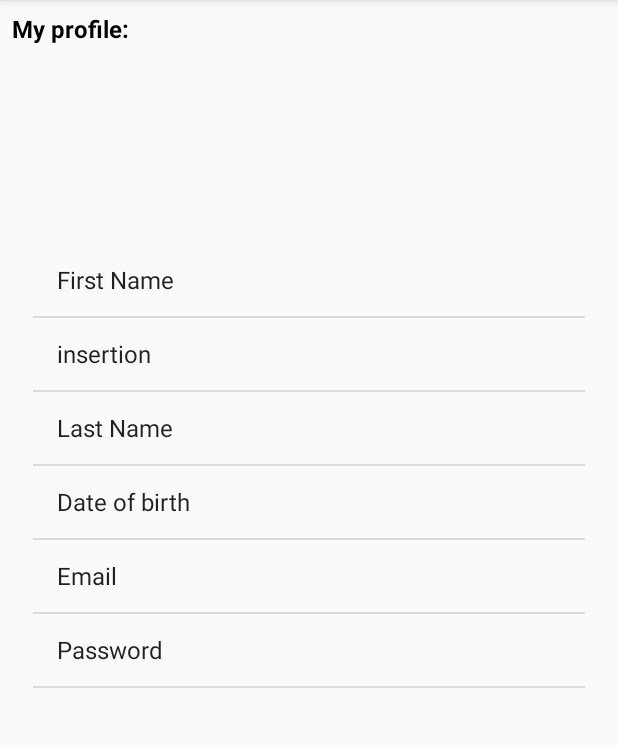
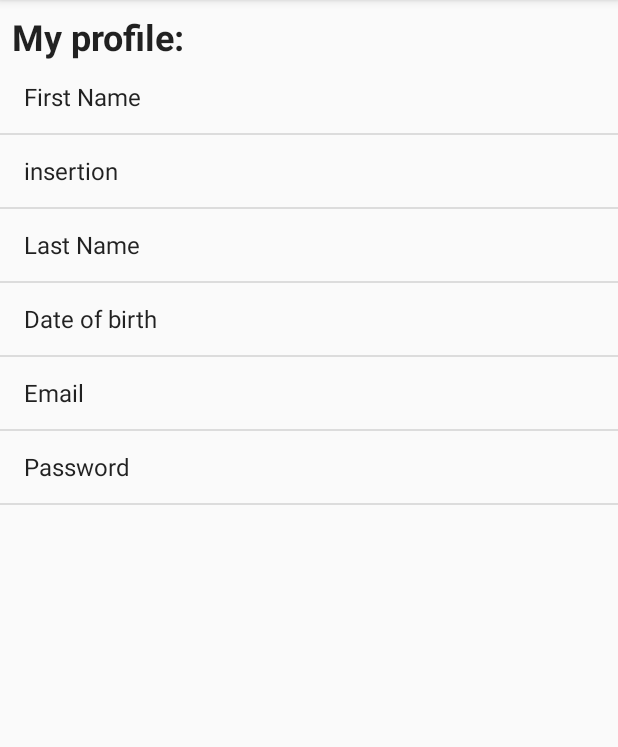
Before and after one commit to arjangosens/MDODAndroid, an Android app: the UserSettingsActivity screen opened directly, with no data from a screen before it, on a phone screen of 412 x 824 dp, the part 84-831 px from its top. Run offline under Robolectric (Android 15) with nearby library versions, the phone set to English and light mode, and no system bars; network calls fail.

Commit message:
style update

```diff
--- a/app/src/main/res/layout/activity_user_settings.xml
+++ b/app/src/main/res/layout/activity_user_settings.xml
@@ -8,24 +8,24 @@
 
     <TextView
         android:id="@+id/textView_title"
-        android:layout_width="wrap_content"
+        android:layout_width="0dp"
         android:layout_height="wrap_content"
+        android:layout_marginEnd="8dp"
         android:layout_marginStart="8dp"
         android:layout_marginTop="8dp"
         android:text="@string/profile"
-        android:textColor="@android:color/black"
-        android:textSize="16sp"
+        android:textAppearance="@android:style/TextAppearance.Material.Headline"
+        android:textSize="24sp"
         android:textStyle="bold"
+        app:layout_constraintEnd_toEndOf="parent"
         app:layout_constraintStart_toStartOf="parent"
         app:layout_constraintTop_toTopOf="parent" />
 
     <ListView
         android:id="@+id/listview_settings"
-        android:layout_width="368dp"
-        android:layout_height="465dp"
+        android:layout_width="0dp"
+        android:layout_height="0dp"
         android:layout_marginBottom="8dp"
-        android:layout_marginEnd="8dp"
-        android:layout_marginStart="8dp"
         app:layout_constraintBottom_toBottomOf="parent"
         app:layout_constraintEnd_toEndOf="parent"
         app:layout_constraintStart_toStartOf="parent"
```
